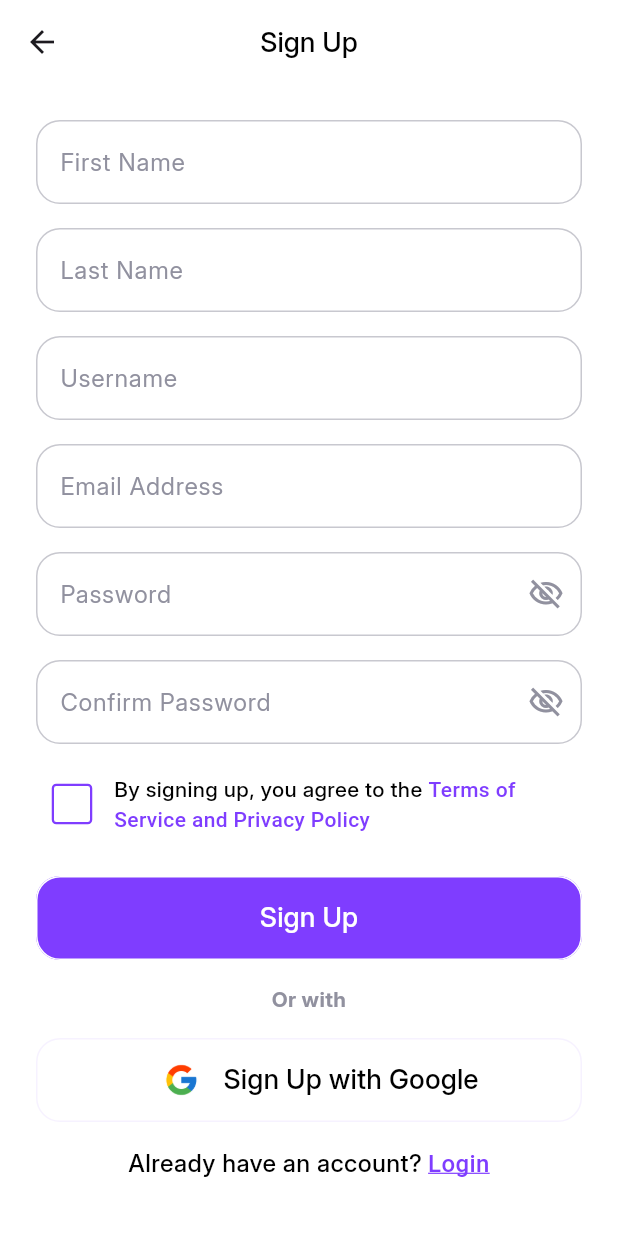
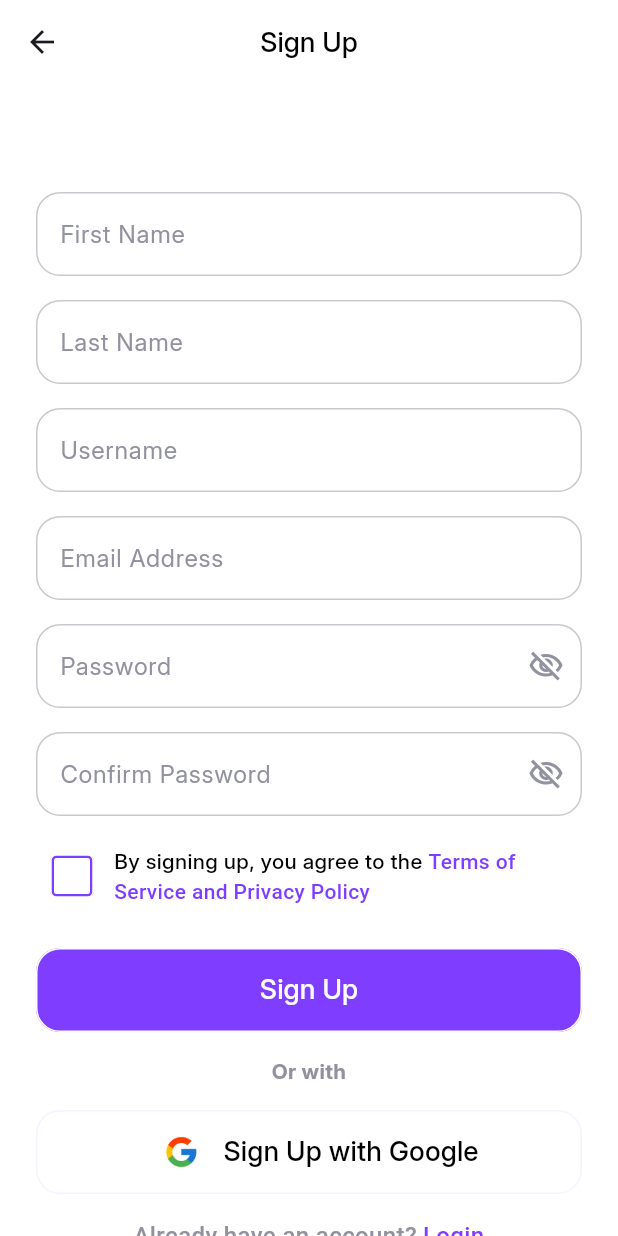
Before and after one commit to kwescon1/PennyWise, a Flutter app: the SignupScreen screen opened by its route, on a phone screen of 412 x 824 dp. Run offline on Flutter 3.47's test engine with Material 3 defaults, Android fonts, the phone set to English and light mode, and no system bars; our stand-ins replace dio.

```diff
--- a/pennywise/lib/resources/views/auth/signup.dart
+++ b/pennywise/lib/resources/views/auth/signup.dart
@@ -1,5 +1,6 @@
 import 'package:flutter/gestures.dart';
 import 'package:flutter/material.dart';
+import 'package:pennywise/controllers/AuthenticationController.dart';
 import 'package:pennywise/resources/app_routes.dart';
 import 'package:pennywise/resources/app_spacing.dart';
 import 'package:pennywise/resources/app_strings.dart';
@@ -7,6 +8,7 @@ import 'package:pennywise/resources/app_styles.dart';
 import 'package:pennywise/resources/views/components/form/checkbox_input.dart';
 import 'package:pennywise/resources/views/components/form/text_input.dart';
 
+import '../../../utils/Util.dart';
 import '../../app_colours.dart';
 import '../components/ui/button.dart';
 
@@ -18,60 +20,86 @@ class SignupScreen extends StatefulWidget {
 }
 
 class _SignupScreenState extends State<SignupScreen> {
+  final _formKey = GlobalKey<FormState>();
 
+  bool isLoading = false;
+  bool hasAgreed = false;
 
+  Map<String, dynamic> errors = {};
 
-  // Define a list of input labels and associated focus nodes
-  final List<Map<String, dynamic>> inputFields = [
+  final _firstnameEditingController = TextEditingController();
+  final _lastnameEditingController = TextEditingController();
+  final _emailEditingController = TextEditingController();
+  final _usernameEditingController = TextEditingController();
+  final _passwordEditingController = TextEditingController();
+  final _confirmPasswordEditingController = TextEditingController();
+
+  List<String> formDataKeys = [
+    'firstname',
+    'lastname',
+    'username',
+    'email',
+    'password',
+    'password_confirmation',
+  ];
+
+  late List<Map<String, dynamic>> inputFields;
+
+  @override
+  void initState() {
+    super.initState();
+
+    // Initialize inputFields in initState where instance members can be accessed
+    inputFields = [
       {
         'label': AppStrings.labelFirstName,
-      'controller': TextEditingController(),
+        'controller': _firstnameEditingController,
         'focusNode': FocusNode(),
         'textInputType': TextInputType.name,
         'isRequired': true,
       },
       {
         'label': AppStrings.labelLastName,
-      'controller': TextEditingController(),
+        'controller': _lastnameEditingController,
         'focusNode': FocusNode(),
         'textInputType': TextInputType.name,
         'isRequired': true,
       },
       {
         'label': AppStrings.labelUsername,
-      'controller': TextEditingController(),
+        'controller': _usernameEditingController,
         'focusNode': FocusNode(),
         'isRequired': true,
       },
       {
         'label': AppStrings.labelEmail,
-      'controller': TextEditingController(),
+        'controller': _emailEditingController,
         'focusNode': FocusNode(),
         'textInputType': TextInputType.emailAddress,
         'isRequired': true,
       },
       {
         'label': AppStrings.labelPassword,
-      'controller': TextEditingController(),
+        'controller': _passwordEditingController,
         'focusNode': FocusNode(),
         'isRequired': true,
+        'textInputType': TextInputType.visiblePassword,
       },
       {
         'label': AppStrings.labelConfirmPassword,
-      'controller': TextEditingController(),
+        'controller': _confirmPasswordEditingController,
         'focusNode': FocusNode(),
         'textInputAction': TextInputAction.done,
         'isRequired': true,
+        'textInputType': TextInputType.visiblePassword,
       },
     ];
-
-  final formKey = GlobalKey<FormState>();
-  bool isLoading = false;
+  }
 
   @override
   Widget build(BuildContext context) {
     return GestureDetector(
-      onTap:() => FocusScope.of(context).unfocus(),
+      onTap: () => FocusScope.of(context).unfocus(),
       child: Scaffold(
         backgroundColor: AppColours.bgColor,
         appBar: AppBar(
@@ -81,39 +109,73 @@ class _SignupScreenState extends State<SignupScreen> {
             AppStrings.signUp,
             style: AppStyles.appBarTitle(),
           ),
-          leading: InkWell(
-            onTap: () => Navigator.of(context).pop(),
-            child: const Icon(Icons.arrow_back),
+          leading: IconButton(
+            onPressed: () => Navigator.of(context).pop(),
+            icon: const Icon(Icons.arrow_back),
           ),
         ),
-        body: Form(key:formKey, child: ListView(
+        body: Form(
+          key: _formKey,
+          child: ListView(
             padding: const EdgeInsets.all(24),
             children: <Widget>[
+              AppSpacing.vertical(size: 48),
+              _signupForm(), // Calling the extracted _signupForm method
+            ],
+          ),
+        ),
+      ),
+    );
+  }
+
+  @override
+  void dispose() {
+    _firstnameEditingController.dispose();
+    _lastnameEditingController.dispose();
+    _usernameEditingController.dispose();
+    _emailEditingController.dispose();
+    _passwordEditingController.dispose();
+    _confirmPasswordEditingController.dispose();
+
+    super.dispose();
+  }
+
+  Widget _signupForm() {
+    return Column(
+      children: [
         // Use a for loop to iterate over input fields and generate form fields dynamically
-            for (var i = 0; i< inputFields.length; i++) ...[
+        for (var i = 0; i < inputFields.length; i++) ...[
           TextInputComponent(
+            error: errors[formDataKeys[i]]?.join(', '),
             isEnabled: !isLoading,
-                  isRequired: inputFields[i].containsKey('isRequired') ? inputFields[i]['isRequired']: false,
+            isRequired: inputFields[i].containsKey('isRequired')
+                ? inputFields[i]['isRequired']
+                : false,
             textEditingController: inputFields[i]['controller'],
             label: inputFields[i]['label'],
             isPassword: inputFields[i]['label'] == AppStrings.labelPassword ||
                 inputFields[i]['label'] == AppStrings.labelConfirmPassword,
             focusNode: inputFields[i]['focusNode'],
-            textInputType:inputFields[i].containsKey('textInputType') ? inputFields[i]['textInputAction']: TextInputType.text,
+            textInputType: inputFields[i].containsKey('textInputType')
+                ? inputFields[i]['textInputType'] // Corrected key
+                : TextInputType.text,
             // Check if 'textInputAction' key exists in the current map
             textInputAction: inputFields[i].containsKey('textInputAction')
                 ? inputFields[i]['textInputAction']
-                      : TextInputAction.next, // Provide a default value if not available
+                : TextInputAction
+                    .next, // Provide a default value if not available
             onFieldSubmitted: (value) {
               // Move to the next field if available, otherwise unfocused
-            if(i < inputFields.length - 1){
-              FocusScope.of(context).requestFocus(inputFields[i + 1]['focusNode']);
-            }else{
-              FocusScope.of(context).unfocus(); // Unfocus if it's the last field
+              if (i < inputFields.length - 1) {
+                FocusScope.of(context)
+                    .requestFocus(inputFields[i + 1]['focusNode']);
+              } else {
+                FocusScope.of(context)
+                    .unfocus(); // Unfocus if it's the last field
               }
-          }
+            },
           ),
-              AppSpacing.vertical(size: 16)
+          AppSpacing.vertical(size: 16),
         ],
         CheckboxInputComponent(
           isEnabled: !isLoading,
@@ -124,19 +186,28 @@ class _SignupScreenState extends State<SignupScreen> {
               TextSpan(
                 text: AppStrings.termsAndPrivacy,
                 style: AppStyles.medium(
-                              size: 14, color: AppColours.primaryColour))
-                    ])),
-                value: false,
-                onChanged: (value) => print(value)),
+                  size: 14,
+                  color: AppColours.primaryColour,
+                ),
+              ),
+            ]),
+          ),
+          value: hasAgreed,
+          onChanged: (value) => setState(() => hasAgreed = value
+          ),
+        ),
         AppSpacing.vertical(),
         ButtonComponent(
           isLoading: isLoading,
-                label: AppStrings.signUp, onPressed:signup),
-
+          label: AppStrings.signUp,
+          onPressed: signup,
+        ),
         AppSpacing.vertical(size: 16),
-            Text(AppStrings.orWith,
+        Text(
+          AppStrings.orWith,
           textAlign: TextAlign.center,
-                style: AppStyles.bold(size: 14, color: AppColours.light20)),
+          style: AppStyles.bold(size: 14, color: AppColours.light20),
+        ),
         AppSpacing.vertical(size: 16),
         ButtonComponent(
           icon: Padding(
@@ -145,36 +216,81 @@ class _SignupScreenState extends State<SignupScreen> {
           ),
           type: ButtonType.light,
           label: AppStrings.signUpWithGoogle,
-                onPressed: () => {print("sigin up")}),
+          onPressed: () => {print("sign up")},
+        ),
         AppSpacing.vertical(size: 16),
         Text.rich(
           textAlign: TextAlign.center,
           style: AppStyles.medium(size: 16),
-                TextSpan(text: AppStrings.alreadyHaveAnAccount, children: [
+          TextSpan(
+            text: AppStrings.alreadyHaveAnAccount,
+            style: AppStyles.medium(color: AppColours.light20),
+            children: [
               WidgetSpan(child: AppSpacing.horizontal(size: 4)),
               TextSpan(
-                      recognizer: TapGestureRecognizer()..onTap = () => Navigator.of(context).pushNamed(AppRoutes.login),
+                recognizer: TapGestureRecognizer()
+                  ..onTap =
+                      () => Navigator.of(context).pushNamed(AppRoutes.login),
                 text: AppStrings.login,
                 style: AppStyles.medium(
-                          size: 16, color: AppColours.primaryColour).copyWith(decoration: TextDecoration.underline,decorationColor: AppColours.primaryColour))
-                ])),
+                  size: 16,
+                  color: AppColours.primaryColour,
+                ).copyWith(
+                  decoration: TextDecoration.underline,
+                  decorationColor: AppColours.primaryColour,
+                ),
+              ),
             ],
-        )),
           ),
+        ),
+      ],
     );
   }
 
-  void signup(){
+  void signup() async {
+    //close the keyboard
     FocusScope.of(context).unfocus();
-    if(!formKey.currentState!.validate()){
+
+    // validate form
+    if (!_formKey.currentState!.validate()) {
       return;
     }
-    setState(() => isLoading= true);
 
-    Future.delayed(const Duration(seconds: 5), ()  {
-      setState(() => isLoading= false);
-    print("success");
-    });
+    if(!hasAgreed){
+      return Util.snackBar(context, message: AppStrings.inputIsRequired.replaceAll(":input", AppStrings.termsAndPrivacy), isSuccess: false);
+    }
+    // Show loading state
+    setState(() => isLoading = true);
 
+    // declare a map of formdata
+    Map<String, dynamic> formData = {};
+
+    for (var i = 0; i < inputFields.length; i++) {
+      // Check if the current field is 'password' or 'password_confirmation'
+      if (formDataKeys[i] == 'password' ||
+          formDataKeys[i] == 'password_confirmation') {
+        // Don't trim for password fields
+        formData[formDataKeys[i]] = inputFields[i]['controller'].text;
+      } else {
+        // Trim for all other fields
+        formData[formDataKeys[i]] = inputFields[i]['controller'].text.trim();
       }
     }
+    var response = await AuthenticationController.register(formData);
+
+    setState(() => isLoading = false);
+
+    if (!response.isSuccess) {
+      Util.snackBar(context, message: response.message, isSuccess: false);
+
+      if (response.errors != null) {
+        errors = response.errors!;
+      }
+
+      return;
+    }
+
+    // if there is no error, redirect to verification page
+    Navigator.of(context).pushNamed(AppRoutes.verification);
+  }
+}
```
Lines whose indentation alone changed are shown as unchanged.
